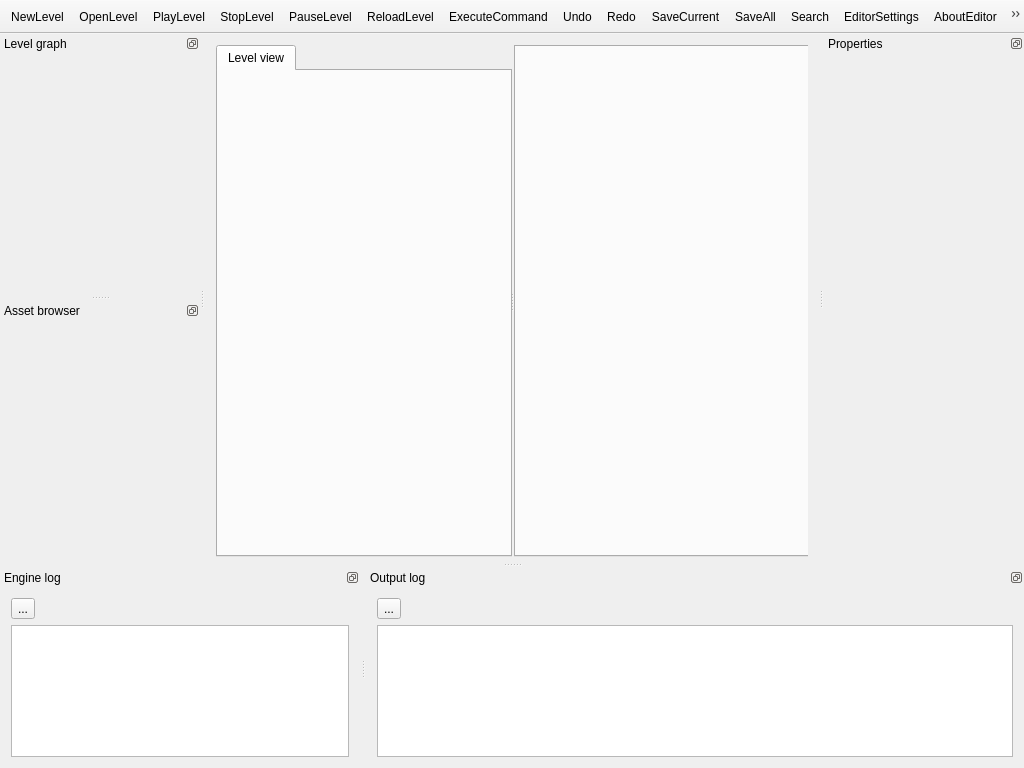
Above: Source/Windows/V3DEditor/V3DEdView/V3DEdMainView.ui from 4dillusions/V3DEngine before the change. Below: the same form after it.
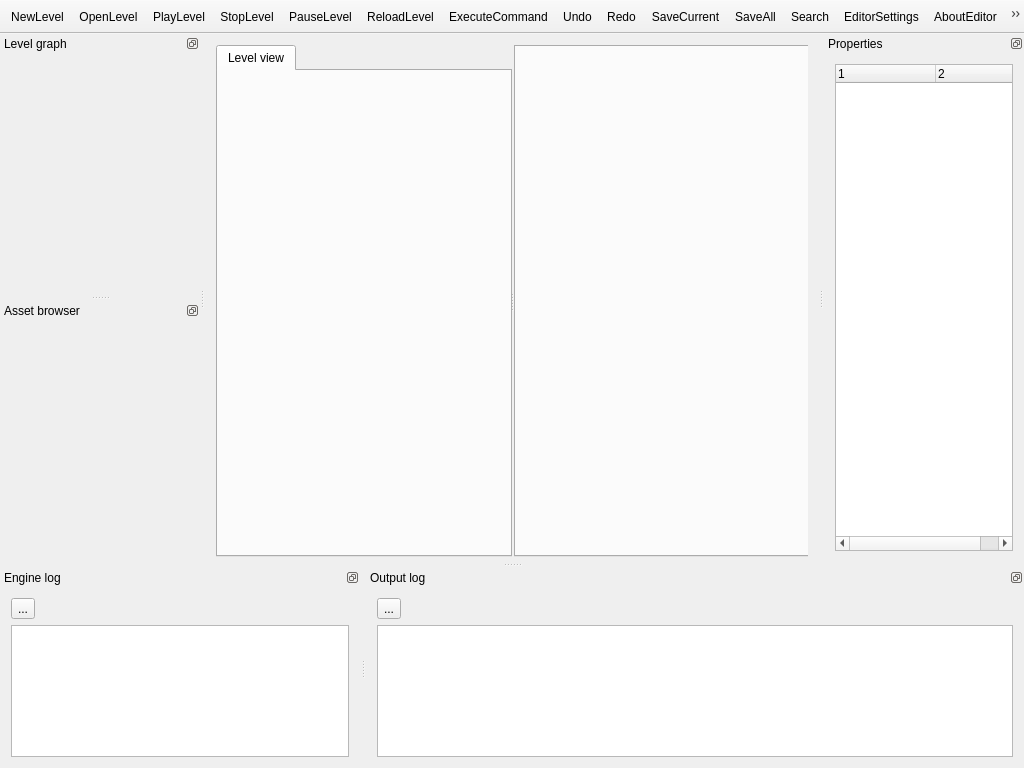
That is the form after the change. Icons and pictures are not drawn.

Commit message: [V3DEditor] add/set widgets for Editor visual settings page

```diff
--- a/Source/Windows/V3DEditor/V3DEdView/V3DEdMainView.ui
+++ b/Source/Windows/V3DEditor/V3DEdView/V3DEdMainView.ui
@@ -150,7 +150,36 @@
    <attribute name="dockWidgetArea">
     <number>2</number>
    </attribute>
-   <widget class="QWidget" name="dockWidgetContents_2"/>
+   <widget class="QWidget" name="dockWidgetContents_2">
+    <layout class="QGridLayout" name="gridLayout_4">
+     <item row="0" column="0">
+      <widget class="QTreeWidget" name="treeProperties">
+       <property name="columnCount">
+        <number>2</number>
+       </property>
+       <attribute name="headerCascadingSectionResizes">
+        <bool>false</bool>
+       </attribute>
+       <attribute name="headerHighlightSections">
+        <bool>false</bool>
+       </attribute>
+       <attribute name="headerShowSortIndicator" stdset="0">
+        <bool>false</bool>
+       </attribute>
+       <column>
+        <property name="text">
+         <string notr="true">1</string>
+        </property>
+       </column>
+       <column>
+        <property name="text">
+         <string notr="true">2</string>
+        </property>
+       </column>
+      </widget>
+     </item>
+    </layout>
+   </widget>
   </widget>
   <widget class="QDockWidget" name="dockAssetBrowser">
    <property name="minimumSize">
```
The commit also changes 3 other files.
